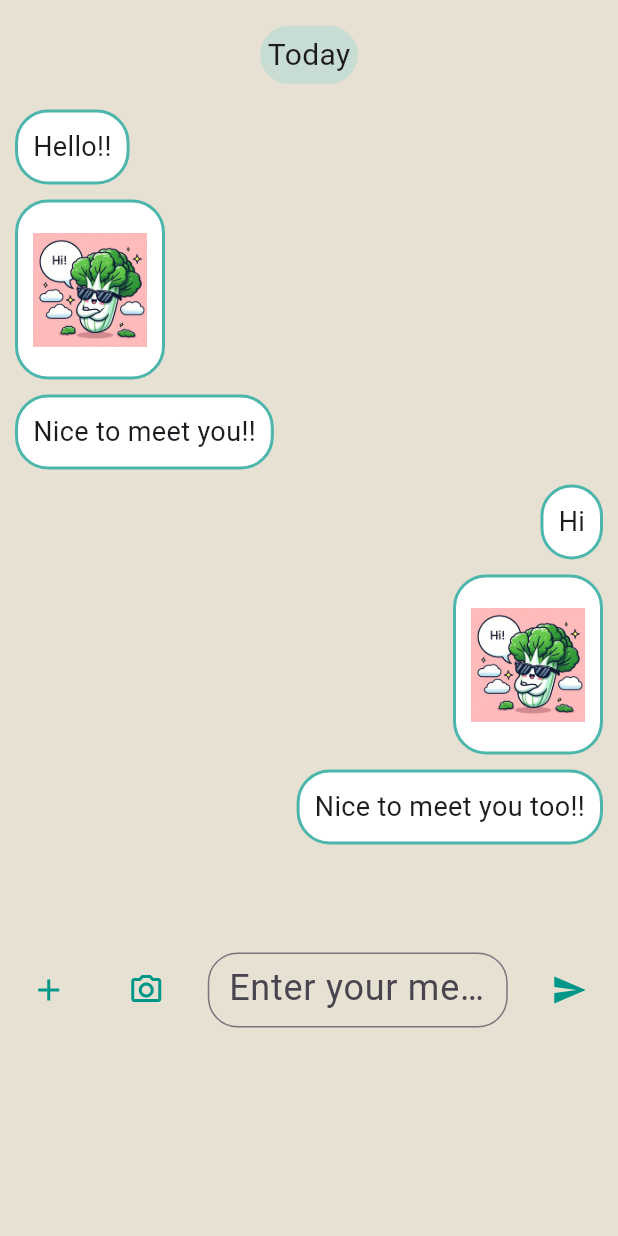
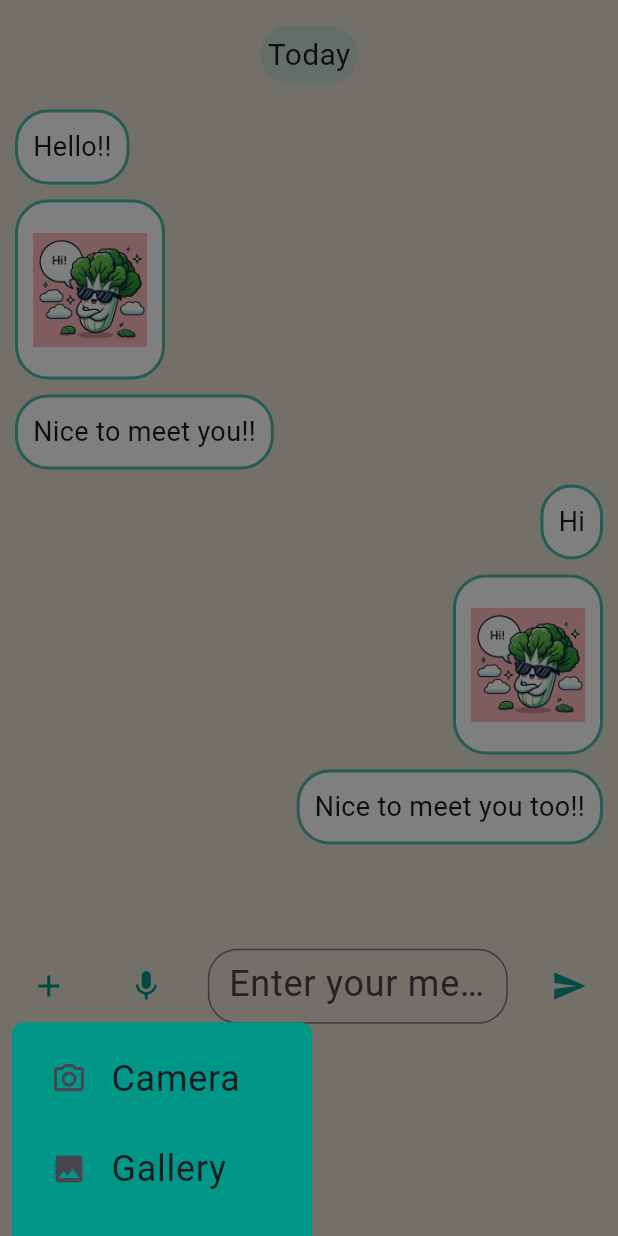
Before and after one commit to YasmineRaef/Chatting_App, a Flutter app: the ChatBody widget shown alone on an empty page, opened directly, after a tap on the "add" icon, on a phone screen of 412 x 824 dp. Run offline on Flutter 3.47's test engine with Material 3 defaults, Android fonts, the phone set to English and light mode, and no system bars; drawn by our look-alikes of chat_bubbles; our stand-ins replace flutter_contacts, gap, get, get_storage, image_picker, popover; accounts and stored records are empty.

Commit message:
Adding PopOp Menu

```diff
--- a/assets/lang/en.json
+++ b/assets/lang/en.json
@@ -26,5 +26,6 @@
   "profileSave": "Save changes",
   "profileDelete": "Delete Account",
   "Welcome Back": "Welcome Back",
-  "Activate your new account": "Activate your new account"
+  "Activate your new account": "Activate your new account",
+  "signIn": "Sign In"
 }
--- a/lib/data/chat_list.dart
+++ /dev/null
@@ -1,19 +0,0 @@
-import 'package:flutter/material.dart';
-
-import '../presentation/resources/app_assets.dart';
-import '../presentation/widgets/chat_bubbles.dart';
-
-List msgSent = [
-  const ChatMessageBubble(message: "Hi"),
-  const ChatImageBubble(imagePath: AppAssets.lettuceProfile),
-  const ChatMessageBubble(message: "Nice to meet you too!!"),
-];
-
-List msgGot = [
-  const ChatMessageBubble(message: "Hello!!"),
-  const ChatImageBubble(imagePath: AppAssets.lettuceProfile),
-  const ChatMessageBubble(message: "Nice to meet you!!"),
-  const ChatMessageBubble(message: "Hello i am happy that it did work but with the row nested in another row not as we wanted using a wrap widget")
-];
-
-void addMessage(Widget value) => msgSent.add(value);
--- /dev/null
+++ b/lib/data/chat_lists.dart
@@ -0,0 +1,47 @@
+import 'package:flutter/material.dart';
+import 'package:flutter_contacts/flutter_contacts.dart';
+import 'package:image_picker/image_picker.dart';
+
+import '../presentation/resources/app_assets.dart';
+import '../presentation/widgets/chat_bubbles.dart';
+
+List msgSent = [
+  const ChatMessageBubble(message: "Hi"),
+  const ChatImageBubble(imagePath: AppAssets.lettuceProfile),
+  const ChatMessageBubble(message: "Nice to meet you too!!"),
+];
+
+List msgGot = [
+  const ChatMessageBubble(message: "Hello!!"),
+  const ChatImageBubble(imagePath: AppAssets.lettuceProfile),
+  const ChatMessageBubble(message: "Nice to meet you!!"),
+  const ChatMessageBubble(message: "Hello i am happy that it did work but with the row nested in another row not as we wanted using a wrap widget")
+];
+
+void addMessage(Widget value) => msgSent.add(value);
+
+List<IconData> menuIcons = [Icons.camera_alt_outlined, Icons.photo, Icons.contacts];
+List<String> menuTitles = ["Camera", "Gallery", "Add Contact"];
+List<Function> menuFunctions = [
+  () async {
+    final XFile? imagePicked = await ImagePicker().pickImage(source: ImageSource.camera);
+    if (imagePicked != null) {
+      addMessage(ChatImageBubble(imagePath: imagePicked.path));
+    }
+  },
+  () async {
+    final XFile? imagePicked = await ImagePicker().pickImage(source: ImageSource.gallery);
+    if (imagePicked != null) {
+      addMessage(ChatImageBubble(imagePath: imagePicked.path));
+    }
+  },
+  //This function for picking contacts from device
+  () async {
+    if (await FlutterContacts.requestPermission()) {
+      final Contact? contact = await FlutterContacts.openExternalPick();
+      if (contact != null) {
+        addMessage(Text("Contact: ${contact.displayName}"));
+      }
+    }
+  },
+];
--- a/lib/presentation/auth/sign_up/sign_up_screen.dart
+++ b/lib/presentation/auth/sign_up/sign_up_screen.dart
@@ -17,13 +17,15 @@ class SignUpScreen extends GetView<SignUpController> {
     return Scaffold(
       body: PageView.builder(
         controller: controller.pageController,
-        itemCount: controller.signUpData.length,
+        itemCount: controller.signUpData.length, //3
+        physics: const NeverScrollableScrollPhysics(), // prevent user from scrolling on screen
         itemBuilder: (_, index) => SingleChildScrollView(
           child: Column(
             children: [
               const Gap(20),
               Image(height: 300, image: Storage.isDarkMode() ? const AssetImage(AppAssets.lettuceDark) : const AssetImage(AppAssets.lettuceLight)),
               const Gap(20),
+              //Title
               Text(controller.pagesTitle[index].tr(context), style: const TextStyle(fontSize: 24, fontWeight: FontWeight.bold)),
               const Gap(30),
 
--- a/lib/presentation/screens/chats_screen.dart
+++ b/lib/presentation/screens/chats_screen.dart
@@ -18,13 +18,11 @@ class ChatsScreen extends StatelessWidget {
       //
       contentBody: SingleChildScrollView(
         child: Padding(
-          padding: const EdgeInsets.all(10),
+          padding: const EdgeInsets.all(20),
           child: Column(
             children: [
-              const Gap(20),
-              const TextField(
-                  cursorColor: Colors.black,
-                  decoration: InputDecoration(prefixIcon: Icon(Icons.search))),
+              const Gap(10),
+              const TextField(cursorColor: Colors.black, decoration: InputDecoration(prefixIcon: Icon(Icons.search))),
               const Gap(20),
               ListView.separated(
                 itemCount: 10,
--- a/lib/presentation/screens/chatting_screen.dart
+++ b/lib/presentation/screens/chatting_screen.dart
@@ -1,12 +1,12 @@
 import 'package:chat_bubbles/chat_bubbles.dart';
 import 'package:flutter/material.dart';
 import 'package:gap/gap.dart';
-import 'package:image_picker/image_picker.dart';
 
-import '../../data/chat_list.dart';
+import '../../data/chat_lists.dart';
 import '../resources/app_routes.dart';
 import '../widgets/chat_bubbles.dart';
 import '../widgets/custom_screen.dart';
+import '../widgets/menu_button.dart';
 
 class ChattingScreen extends StatelessWidget {
   const ChattingScreen({super.key});
@@ -35,7 +35,8 @@ class _ChatBodyState extends State<ChatBody> {
 
   @override
   Widget build(BuildContext context) {
-    return Column(
+    return SingleChildScrollView(
+      child: Column(
         children: [
           SizedBox(
             height: 620,
@@ -69,20 +70,15 @@ class _ChatBodyState extends State<ChatBody> {
             ),
           ),
           SizedBox(
-          height: 80,
+            height: 75,
             width: double.maxFinite,
             child: Row(
               mainAxisAlignment: MainAxisAlignment.spaceAround,
               children: [
-              IconButton(onPressed: () {}, highlightColor: Colors.transparent, icon: const Icon(Icons.add, color: Colors.teal)),
+                const MenuButton(),
                 IconButton(
-                onPressed: () async {
-                  final XFile? imagePicked = await ImagePicker().pickImage(source: ImageSource.camera);
-                  if (imagePicked != null) {
-                    addMessage(ChatImageBubble(imagePath: imagePicked.path));
-                  }
-                },
-                icon: const Icon(Icons.camera_alt_outlined, color: Colors.teal),
+                  onPressed: () {},
+                  icon: const Icon(Icons.mic, color: Colors.teal),
                 ),
                 SizedBox(
                   width: 200,
@@ -94,10 +90,10 @@ class _ChatBodyState extends State<ChatBody> {
                       filled: false,
                       hintText: "Enter your message",
                       contentPadding: EdgeInsets.all(10),
-                    border:
-                        OutlineInputBorder(borderRadius: BorderRadius.all(Radius.circular(20)), borderSide: BorderSide(color: Colors.teal, width: 2)),
-                    focusedBorder:
-                        OutlineInputBorder(borderRadius: BorderRadius.all(Radius.circular(20)), borderSide: BorderSide(color: Colors.teal, width: 2)),
+                      border: OutlineInputBorder(
+                          borderRadius: BorderRadius.all(Radius.circular(20)), borderSide: BorderSide(color: Colors.teal, width: 2)),
+                      focusedBorder: OutlineInputBorder(
+                          borderRadius: BorderRadius.all(Radius.circular(20)), borderSide: BorderSide(color: Colors.teal, width: 2)),
                     ),
                   ),
                 ),
@@ -109,6 +105,7 @@ class _ChatBodyState extends State<ChatBody> {
             ),
           ),
         ],
+      ),
     );
   }
 }
--- a/lib/presentation/screens/welcome_screen.dart
+++ b/lib/presentation/screens/welcome_screen.dart
@@ -15,11 +15,9 @@ class WelcomeScreen extends StatelessWidget {
       talk: "welcome",
       contentWidgets: [
         Gap(70),
-        GoToButton(
-            text: "welcomeSignUp", directedPage: NamedRoutes.signUpScreen),
+        GoToButton(text: "welcomeSignUp", directedPage: NamedRoutes.signUpScreen),
         CustomDivider(20),
-        GoToButton(
-            text: "signInWelcome", directedPage: NamedRoutes.signInScreen)
+        GoToButton(text: "signInWelcome", directedPage: NamedRoutes.signInScreen)
       ],
     );
   }
--- a/lib/presentation/widgets/custom_divider.dart
+++ b/lib/presentation/widgets/custom_divider.dart
@@ -6,6 +6,5 @@ class CustomDivider extends StatelessWidget {
   const CustomDivider([this.gap = 10, Key? key]) : super(key: key);
 
   @override
-  Widget build(BuildContext context) =>
-      Column(children: [Gap(gap), const Divider(), Gap(gap)]);
+  Widget build(BuildContext context) => Column(children: [Gap(gap), const Divider(), Gap(gap)]);
 }
--- /dev/null
+++ b/lib/presentation/widgets/custom_list_tile.dart
@@ -0,0 +1,16 @@
+import 'package:flutter/material.dart';
+
+class CustomListTile extends StatelessWidget {
+  const CustomListTile({super.key, required this.iconData, required this.titleTile, required this.fun});
+  final IconData iconData;
+  final String titleTile;
+  final Function fun;
+  @override
+  Widget build(BuildContext context) {
+    return ListTile(
+      leading: Icon(iconData),
+      title: Text(titleTile),
+      onTap: () => fun(),
+    );
+  }
+}
--- /dev/null
+++ b/lib/presentation/widgets/menu_button.dart
@@ -0,0 +1,47 @@
+import 'package:flutter/material.dart';
+import 'package:popover/popover.dart';
+
+import '../../data/chat_lists.dart';
+import 'custom_list_tile.dart';
+
+class MenuButton extends StatelessWidget {
+  const MenuButton({super.key});
+
+  @override
+  Widget build(BuildContext context) {
+    return IconButton(
+        onPressed: () {
+          showPopover(
+            backgroundColor: Colors.teal,
+            shadow: List.empty(),
+            context: context,
+            bodyBuilder: (context) => const MenuItems(),
+            direction: PopoverDirection.bottom,
+            width: 200,
+            height: 200,
+            arrowHeight: 0,
+            transitionDuration: const Duration(milliseconds: 300),
+          );
+        },
+        highlightColor: Colors.transparent,
+        icon: const Icon(Icons.add, color: Colors.teal));
+  }
+}
+
+class MenuItems extends StatelessWidget {
+  const MenuItems({super.key});
+  @override
+  Widget build(BuildContext context) {
+    return Padding(
+      padding: const EdgeInsets.all(8.0),
+      child: Column(
+        mainAxisSize: MainAxisSize.min,
+        children: [
+          for (int i = 0; i < 3; i++) ...[
+            CustomListTile(iconData: menuIcons[i], titleTile: menuTitles[i], fun: menuFunctions[i]),
+          ]
+        ],
+      ),
+    );
+  }
+}
--- a/pubspec.yaml
+++ b/pubspec.yaml
@@ -14,6 +14,7 @@ dependencies:
   flutter:
     sdk: flutter
 
+  flutter_contacts: ^1.1.9+2
   flutter_localizations:
     sdk: flutter
 
@@ -21,6 +22,7 @@ dependencies:
   get:
   get_storage:
   image_picker: ^0.8.5+3
+  popover: ^0.2.8+2
 
 dev_dependencies:
   flutter_lints: ^2.0.0
```
Also changed, not shown: lib/presentation/screens/profile_screen.dart (+5 -13 lines), lib/presentation/widgets/chatter.dart (+5 -12 lines), pubspec.lock. Lines whose indentation alone changed are shown as unchanged.
